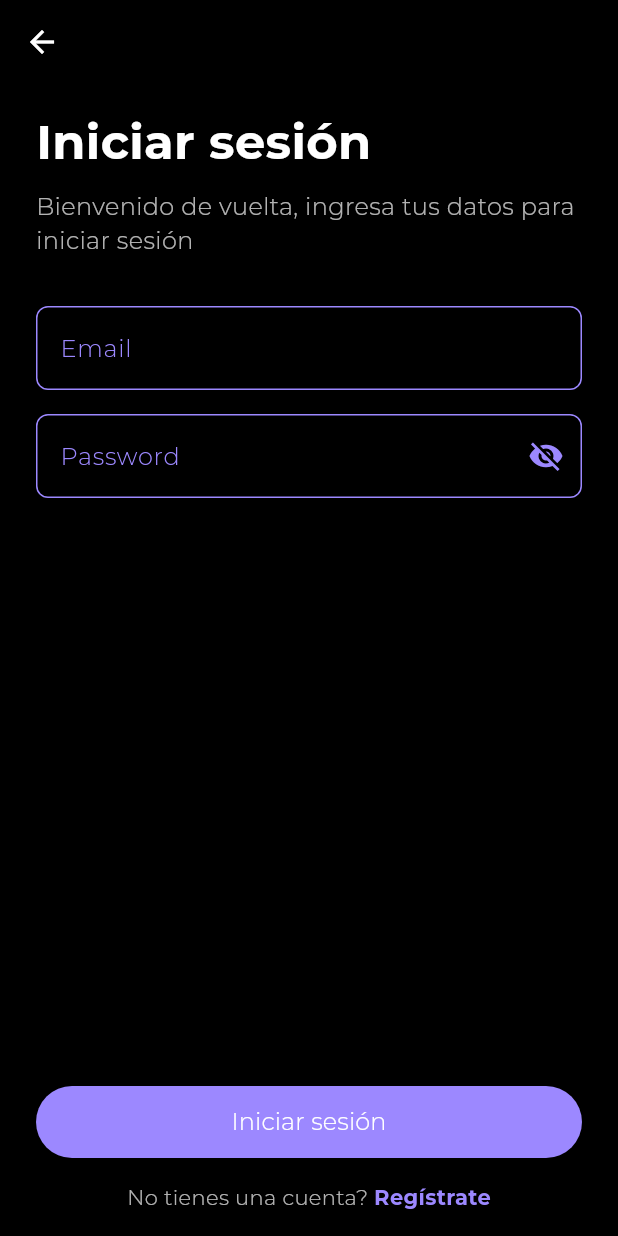
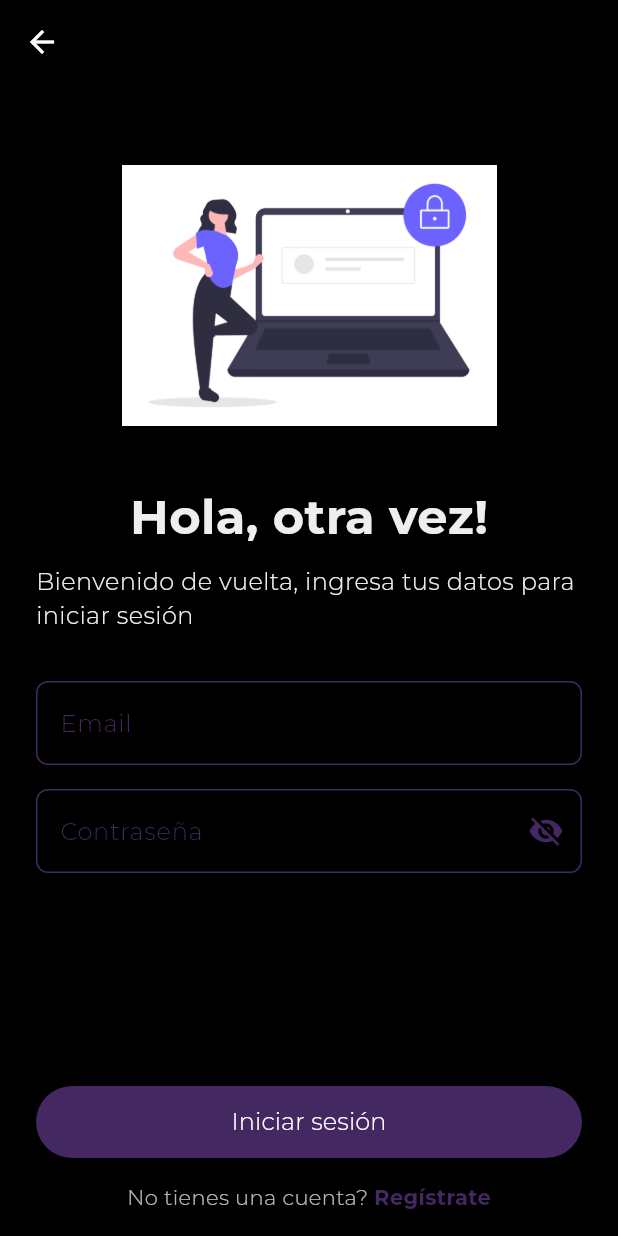
Before and after one commit to s0-dev/YoPagoCoop, a Flutter app: the screen it shows after launch, after a tap on "Sumate", on a phone screen of 412 x 824 dp. Run offline on Flutter 3.47's test engine with Material 3 defaults, Android fonts, the phone set to English and light mode, and no system bars.

Commit message:
feat(mobile) cambios login
añadido:
-cambios en la vista agregando la imagen
-cambios de textos
-colores de botones

```diff
--- /dev/null
+++ b/frontend/mobile/flutter_app/devtools_options.yaml
@@ -0,0 +1,3 @@
+description: This file stores settings for Dart & Flutter DevTools.
+documentation: https://docs.flutter.dev/tools/devtools/extensions#configure-extension-enablement-states
+extensions:
--- a/frontend/mobile/flutter_app/lib/screens/auth/login_screen.dart
+++ b/frontend/mobile/flutter_app/lib/screens/auth/login_screen.dart
@@ -23,7 +23,9 @@ class _LoginScreenState extends State<LoginScreen> {
   Widget build(BuildContext context) {
     // Colors from your Figma design
     const Color backgroundColor = Color.fromARGB(255, 0, 0, 0); // Dark background
-    const Color primaryPurple = Color(0xFF9C88FF); // Purple accent
+    const Color buttonColor = Color(0xFF432861); // Button color
+    const Color primaryPurple = Color(0xFF432861); // Purple accent
+    const Color textColor = Color(0xFFEEEEEE); // Text color
 
     return Scaffold(
       backgroundColor: backgroundColor,
@@ -43,15 +45,23 @@ class _LoginScreenState extends State<LoginScreen> {
             SingleChildScrollView(
               padding: const EdgeInsets.symmetric(horizontal: 24, vertical: 16),
               child: Column(
-                crossAxisAlignment: CrossAxisAlignment.start,
+                crossAxisAlignment: CrossAxisAlignment.center,
                 children: [
+
+                  Image.asset(
+                        'lib/assets/images/secure-login.png',
+                        width: 250,
+                        height: 250,
+                  ),
+
+
                   // Title
                   const Text(
-                    'Iniciar sesión',
+                    'Hola, otra vez!',
                     style: TextStyle(
                       fontSize: 32,
                       fontWeight: FontWeight.bold,
-                      color: Colors.white,
+                      color: textColor,
                     ),
                   ),
                   const SizedBox(height: 8),
@@ -59,14 +69,14 @@ class _LoginScreenState extends State<LoginScreen> {
                   // Subtitle
                   const Text(
                     'Bienvenido de vuelta, ingresa tus datos para iniciar sesión',
-                    style: TextStyle(fontSize: 16, color: Colors.white70),
+                    style: TextStyle(fontSize: 16, color: textColor),
                   ),
                   const SizedBox(height: 32),
 
                   // Email Field
                   TextField(
                     controller: _emailController,
-                    style: const TextStyle(color: Colors.white),
+                    style: const TextStyle(color: textColor),
                     decoration: InputDecoration(
                       labelText: 'Email',
                       labelStyle: const TextStyle(color: primaryPurple),
@@ -93,9 +103,9 @@ class _LoginScreenState extends State<LoginScreen> {
                     style: const TextStyle(color: Colors.white),
                     obscureText: _obscureText,
                     decoration: InputDecoration(
-                      labelText: 'Password',
+                      labelText: 'Contraseña',
                       labelStyle: const TextStyle(color: primaryPurple),
-                      hintText: 'Password',
+                      hintText: 'Tu contraseña',
                       hintStyle: const TextStyle(color: Colors.white54),
                       suffixIcon: IconButton(
                         icon: Icon(
@@ -139,7 +149,7 @@ class _LoginScreenState extends State<LoginScreen> {
                     height: 48,
                     child: ElevatedButton(
                       style: ElevatedButton.styleFrom(
-                        backgroundColor: primaryPurple,
+                        backgroundColor: buttonColor,
                         shape: RoundedRectangleBorder(
                           borderRadius: BorderRadius.circular(24),
                         ),
--- a/frontend/mobile/flutter_app/lib/screens/auth/register_screen.dart
+++ b/frontend/mobile/flutter_app/lib/screens/auth/register_screen.dart
@@ -81,6 +81,7 @@ class _RegisterScreenState extends State<RegisterScreen> {
                   child: Column(
                     crossAxisAlignment: CrossAxisAlignment.start,
                     children: [
+
                       // Title
                       const Text(
                         'Crear cuenta',
--- a/frontend/mobile/flutter_app/pubspec.yaml
+++ b/frontend/mobile/flutter_app/pubspec.yaml
@@ -26,6 +26,8 @@ flutter:
   assets:
     - lib/assets/images/YPC_logo.png
     - lib/assets/images/VectorSumate.png
+    - lib/assets/images/secure-login.png
+    - lib/assets/images/secure_register.png
   uses-material-design: true
 
   fonts:
```
Also changed, not shown: frontend/mobile/flutter_app/lib/assets/images/secure-login.png (added), frontend/mobile/flutter_app/lib/assets/images/secure-register.png (added), 118 other files.
